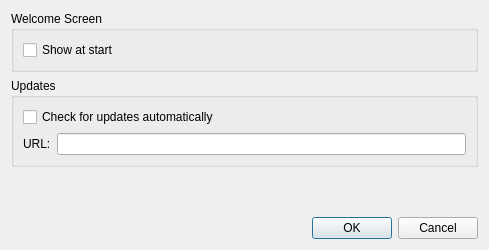
Old version of the form PatternPaint/preferences.ui in the repository Blinkinlabs/PatternPaint.
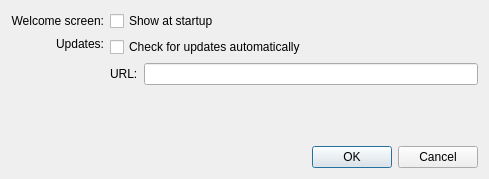
New version of the form.

Commit message: Rename fixturesettings to scene configuration, update preferences dialog layout

Diff of the .ui file:
```diff
--- a/PatternPaint/preferences.ui
+++ b/PatternPaint/preferences.ui
@@ -7,7 +7,7 @@
     <x>0</x>
     <y>0</y>
     <width>489</width>
-    <height>250</height>
+    <height>179</height>
    </rect>
   </property>
   <property name="windowTitle">
@@ -15,27 +15,36 @@
   </property>
   <layout class="QVBoxLayout" name="verticalLayout">
    <item>
-    <widget class="QGroupBox" name="groupBox">
-     <property name="title">
-      <string>Welcome Screen</string>
-     </property>
-     <layout class="QVBoxLayout" name="verticalLayout_2">
-      <item>
+    <layout class="QGridLayout" name="gridLayout">
+     <item row="0" column="0">
+      <widget class="QLabel" name="label">
+       <property name="text">
+        <string>Welcome screen:</string>
+       </property>
+       <property name="alignment">
+        <set>Qt::AlignRight|Qt::AlignTrailing|Qt::AlignVCenter</set>
+       </property>
+      </widget>
+     </item>
+     <item row="0" column="1">
        <widget class="QCheckBox" name="showWelcomeScreen">
         <property name="text">
-         <string>Show at start</string>
+        <string>Show at startup</string>
         </property>
        </widget>
       </item>
-     </layout>
-    </widget>
-   </item>
-   <item>
-    <widget class="QGroupBox" name="updateGroup">
-     <property name="title">
-      <string>Updates</string>
-     </property>
-     <layout class="QVBoxLayout" name="verticalLayout_3">
+     <item row="1" column="0">
+      <widget class="QLabel" name="label_3">
+       <property name="text">
+        <string>Updates:</string>
+       </property>
+       <property name="alignment">
+        <set>Qt::AlignRight|Qt::AlignTop|Qt::AlignTrailing</set>
+       </property>
+      </widget>
+     </item>
+     <item row="1" column="1">
+      <layout class="QVBoxLayout" name="verticalLayout_2">
       <item>
        <widget class="QCheckBox" name="automaticUpdateCheck">
         <property name="text">
@@ -58,7 +67,8 @@
        </layout>
       </item>
      </layout>
-    </widget>
+     </item>
+    </layout>
    </item>
    <item>
     <spacer name="verticalSpacer">
```
Left out of the diff: 5 changed lines with no effect on the pictures. Lines whose indentation alone changed are shown as unchanged. The commit also changes 7 other files.
